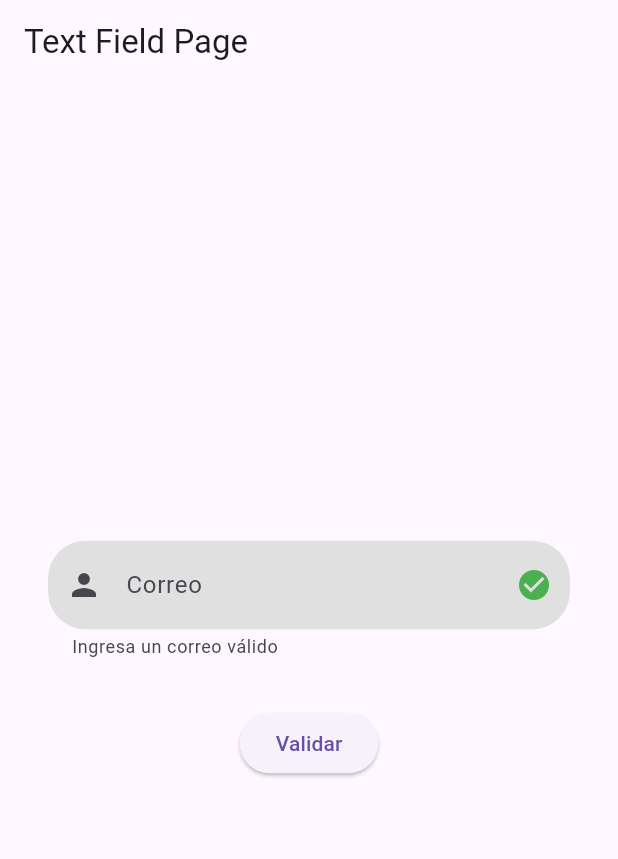
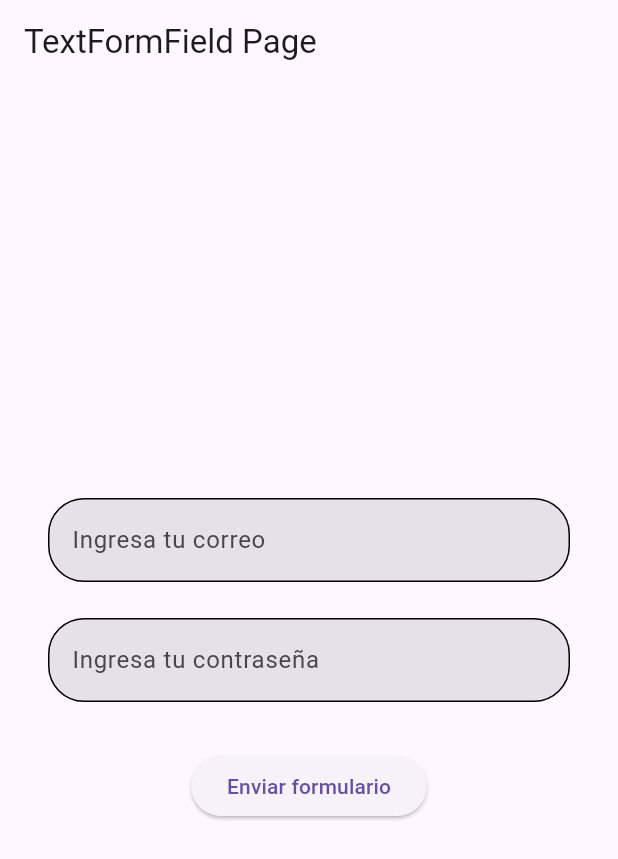
Before and after one commit to fr4nsgallegos/recetasappg14, a Flutter app: the screen it shows after launch, on a phone screen of 412 x 824 dp. Shown: the top 859 px of the screen. Run offline on Flutter 3.47's test engine with Material 3 defaults, Android fonts, the phone set to English and light mode, and no system bars.

Commit message:
textformfield init

```diff
--- /dev/null
+++ b/lib/examples/textformfield_page.dart
@@ -0,0 +1,95 @@
+import 'package:flutter/material.dart';
+
+class TextformfieldPage extends StatelessWidget {
+  TextformfieldPage({super.key});
+  final TextEditingController _emailController = TextEditingController();
+  final TextEditingController _passwordController = TextEditingController();
+  final _formkey = GlobalKey<FormState>();
+
+  @override
+  Widget build(BuildContext context) {
+    return Scaffold(
+      appBar: AppBar(title: Text("TextFormField Page")),
+      body: Center(
+        child: Padding(
+          padding: EdgeInsets.symmetric(horizontal: 32),
+          child: Form(
+            key: _formkey,
+            child: Column(
+              mainAxisSize: MainAxisSize.min,
+              children: [
+                TextFormField(
+                  controller: _emailController,
+                  decoration: InputDecoration(
+                    filled: true,
+                    hintText: "Ingresa tu correo",
+                    enabledBorder: OutlineInputBorder(
+                      borderRadius: BorderRadius.circular(24),
+                    ),
+                    focusedBorder: OutlineInputBorder(
+                      borderRadius: BorderRadius.circular(24),
+                    ),
+                  ),
+                  validator: (value) {
+                    if (value == null || value.isEmpty) {
+                      return "Por favor ingresa tu correo";
+                    } else {
+                      return null;
+                    }
+                  },
+                ),
+                SizedBox(height: 24),
+                TextFormField(
+                  obscureText: true,
+                  controller: _passwordController,
+                  decoration: InputDecoration(
+                    filled: true,
+                    hintText: "Ingresa tu contraseña",
+                    enabledBorder: OutlineInputBorder(
+                      borderRadius: BorderRadius.circular(24),
+                    ),
+                    focusedBorder: OutlineInputBorder(
+                      borderRadius: BorderRadius.circular(24),
+                    ),
+                  ),
+                  validator: (value) {
+                    if (value == null || value.isEmpty) {
+                      return "Por favor ingresa tu contraseña";
+                    } else if (value.length < 8) {
+                      return "La contraseña debe tener al menos 8 caracteres";
+                    } else {
+                      return null;
+                    }
+                  },
+                ),
+                SizedBox(height: 32),
+                ElevatedButton(
+                  onPressed: () {
+                    // Validando el formulario
+                    if (_formkey.currentState!.validate()) {
+                      print(_formkey.currentState!.validate());
+                      ScaffoldMessenger.of(context).showSnackBar(
+                        SnackBar(
+                          content: Text("Form correcto, enviado"),
+                          backgroundColor: Colors.green,
+                        ),
+                      );
+                    } else {
+                      ScaffoldMessenger.of(context).showSnackBar(
+                        SnackBar(
+                          content: Text("Revisa las alertas!"),
+                          backgroundColor: Colors.red,
+                        ),
+                      );
+                    }
+                  },
+                  child: Text("Enviar formulario"),
+                ),
+              ],
+            ),
+          ),
+        ),
+      ),
+    );
+  }
+}
--- a/lib/main.dart
+++ b/lib/main.dart
@@ -1,7 +1,10 @@
 import 'package:flutter/material.dart';
 import 'package:recetasappg14/examples/textfield_page.dart';
+import 'package:recetasappg14/examples/textformfield_page.dart';
 import 'package:recetasappg14/pages/home_page.dart';
 
 void main() {
-  runApp(MaterialApp(home: TextfieldPage(), debugShowCheckedModeBanner: false));
+  runApp(
+    MaterialApp(home: TextformfieldPage(), debugShowCheckedModeBanner: false),
+  );
 }
```
